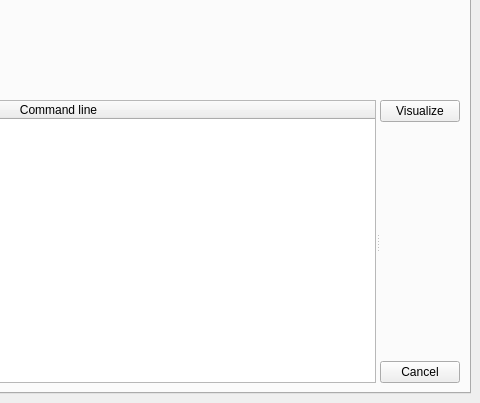
First picture: the form in Code/Mantid/MantidQt/CustomInterfaces/inc/MantidQtCustomInterfaces/TomoReconstruction.ui, repository mantidproject/mantid, before the edit; both pictures show x 579 to 1059 and y 302 to 705 of the 1059 by 705 pixel window.
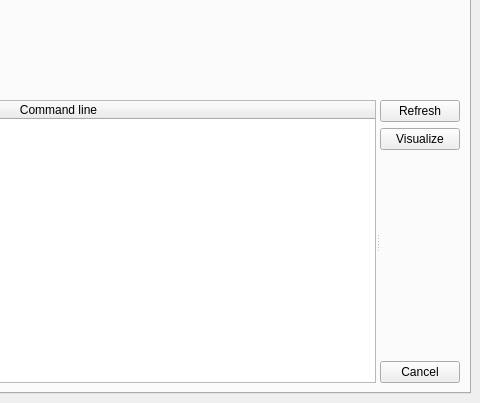
Second picture: the form after the edit. The open tabs and pages were chosen to show the change.

Commit message: added code for ping and query status actions, re #10564

What changed in the file:
```diff
--- a/Code/Mantid/MantidQt/CustomInterfaces/inc/MantidQtCustomInterfaces/TomoReconstruction.ui
+++ b/Code/Mantid/MantidQt/CustomInterfaces/inc/MantidQtCustomInterfaces/TomoReconstruction.ui
@@ -1187,6 +1187,20 @@
               <widget class="QWidget" name="layoutWidget_8">
                <layout class="QGridLayout" name="gridLayout_16">
                 <item row="2" column="0">
+                 <widget class="QPushButton" name="pushButton_run_job_visualize">
+                  <property name="text">
+                   <string>Visualize</string>
+                  </property>
+                 </widget>
+                </item>
+                <item row="4" column="0">
+                 <widget class="QPushButton" name="pushButton_run_job_cancel">
+                  <property name="text">
+                   <string>Cancel</string>
+                  </property>
+                 </widget>
+                </item>
+                <item row="3" column="0">
                  <spacer name="verticalSpacer_5">
                   <property name="orientation">
                    <enum>Qt::Vertical</enum>
@@ -1200,16 +1214,9 @@
                  </spacer>
                 </item>
                 <item row="1" column="0">
-                 <widget class="QPushButton" name="pushButton_run_job_visualize">
+                 <widget class="QPushButton" name="pushButton_run_refresh">
                   <property name="text">
-                   <string>Visualize</string>
-                  </property>
-                 </widget>
-                </item>
-                <item row="3" column="0">
-                 <widget class="QPushButton" name="pushButton_run_job_cancel">
-                  <property name="text">
-                   <string>Cancel</string>
+                   <string>Refresh</string>
                   </property>
                  </widget>
                 </item>
```
Left out of the diff: 2 changed lines with no effect on the pictures. The commit also changes 2 other files.
